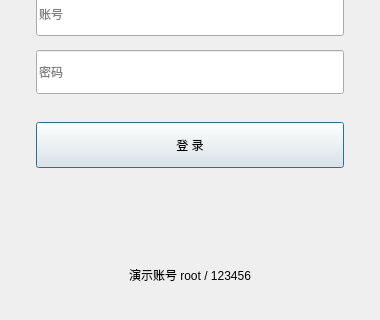
Before: the Qt Designer form client/src/ui/login.ui in wang-y-cell/CloudMeeting_Client, drawn with Qt 5; both pictures show x 0 to 380 and y 140 to 460 of the 380 by 460 pixel window.
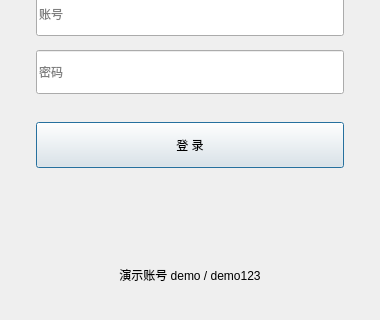
After: the same form once the commit is applied.

Patch:
```diff
--- a/client/src/ui/login.ui
+++ b/client/src/ui/login.ui
@@ -186,7 +186,7 @@
    <item>
     <widget class="QLabel" name="hintLabel">
      <property name="text">
-      <string>演示账号 root / 123456</string>
+      <string>演示账号 demo / demo123</string>
      </property>
      <property name="alignment">
       <set>Qt::AlignmentFlag::AlignCenter</set>
```
